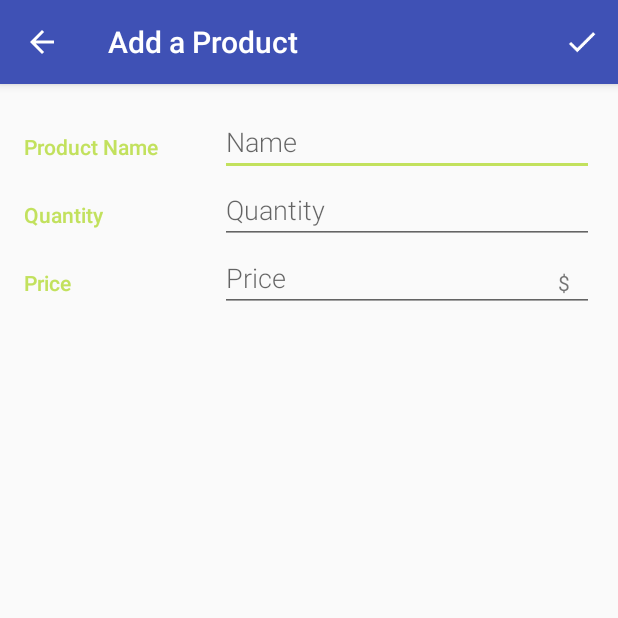
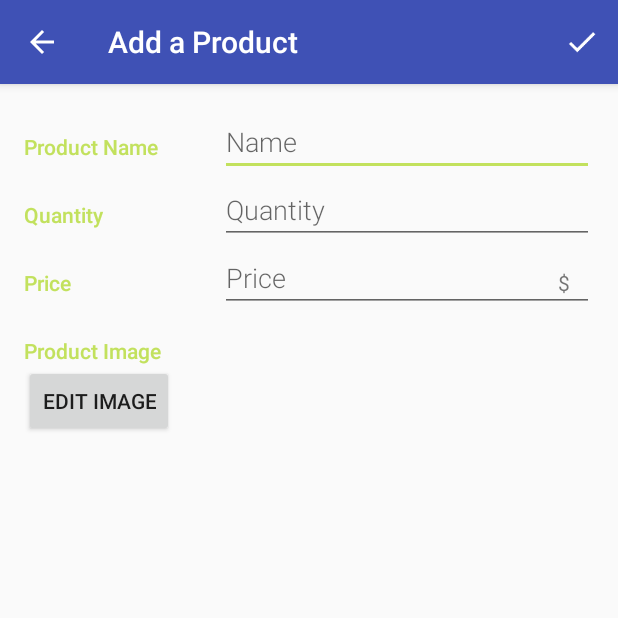
Before and after one commit to gorgant/StoreApp170411, an Android app: the WarehouseActivity screen opened directly, with no data from a screen before it, on a phone screen of 412 x 824 dp, the top half of it. Run offline under Robolectric (Android 15) with nearby library versions, the phone set to English and light mode, and no system bars.

Commit message:
Implement show image functionality in warehouse and added dummy image

```diff
--- a/app/src/main/java/com/gorgant/storeapp170411/ProductCursorAdapter.java
+++ b/app/src/main/java/com/gorgant/storeapp170411/ProductCursorAdapter.java
@@ -11,7 +11,6 @@ import android.view.View;
 import android.view.ViewGroup;
 import android.widget.Button;
 import android.widget.CursorAdapter;
-import android.widget.ListAdapter;
 import android.widget.TextView;
 
 import com.gorgant.storeapp170411.Data.StoreContract.ProductEntry;
@@ -110,7 +109,5 @@ public class ProductCursorAdapter extends CursorAdapter {
                 }
             }
         });
-
-
     }
 }
--- a/app/src/main/java/com/gorgant/storeapp170411/StoreFrontActivity.java
+++ b/app/src/main/java/com/gorgant/storeapp170411/StoreFrontActivity.java
@@ -7,8 +7,12 @@ import android.content.CursorLoader;
 import android.content.Intent;
 import android.content.Loader;
 import android.database.Cursor;
+import android.graphics.Bitmap;
+import android.graphics.BitmapFactory;
+import android.graphics.drawable.Drawable;
 import android.net.Uri;
 import android.support.design.widget.FloatingActionButton;
+import android.support.v4.content.ContextCompat;
 import android.support.v7.app.AppCompatActivity;
 import android.os.Bundle;
 import android.util.Log;
@@ -21,11 +25,11 @@ import android.widget.Toast;
 
 import com.gorgant.storeapp170411.Data.StoreContract.ProductEntry;
 
+import java.io.ByteArrayOutputStream;
+
 
 public class StoreFrontActivity extends AppCompatActivity implements
         LoaderManager.LoaderCallbacks<Cursor> {
-
-    //TODO: Add "sell" functionality to SELL button so that qty goes down
 
     /** Identifier for the product data loader */
     private static final int PRODUCT_LOADER = 0;
@@ -49,7 +53,6 @@ public class StoreFrontActivity extends AppCompatActivity implements
                 startActivity(intent);
             }
         });
-
 
         // Find the ListView which will be populated with the product data
         ListView productListView = (ListView) findViewById(R.id.list);
@@ -88,8 +91,6 @@ public class StoreFrontActivity extends AppCompatActivity implements
             }
         });
 
-
-
         // Kick off the loader
         getLoaderManager().initLoader(PRODUCT_LOADER, null, this);
     }
@@ -99,6 +100,12 @@ public class StoreFrontActivity extends AppCompatActivity implements
      * Helper method to insert hardcoded product data into the database. For debugging purposes only.
      */
     private void insertDummyProduct() {
+
+        //Create a dummy image
+        Bitmap dummyImageBm = BitmapFactory.decodeResource(getResources(),R.drawable.hammer_image);
+
+        byte[] imageByteArray = getBytesFromBitmap(dummyImageBm);
+
         // Create a ContentValues object where column names are the keys,
         // and Slinky's product attributes are the values.
         ContentValues values = new ContentValues();
@@ -106,7 +113,7 @@ public class StoreFrontActivity extends AppCompatActivity implements
         values.put(ProductEntry.COLUMN_PRODUCT_QUANTITY, 5);
         values.put(ProductEntry.COLUMN_PRODUCT_PRICE, 33.33);
         values.put(ProductEntry.COLUMN_PRODUCT_INSTOCK, 1);
-        values.put(ProductEntry.COLUMN_PRODUCT_IMAGE, new byte[] {});
+        values.put(ProductEntry.COLUMN_PRODUCT_IMAGE, imageByteArray);
 
         // Insert a new row for Slinky into the provider using the ContentResolver.
         // Use the {@link ProductEntry#CONTENT_URI} to indicate that we want to insert
@@ -114,6 +121,12 @@ public class StoreFrontActivity extends AppCompatActivity implements
         // Receive the new content URI that will allow us to access Slinky's data in the future.
         Uri newUri = getContentResolver().insert(ProductEntry.CONTENT_URI, values);
         Log.i(LOG_TAG,newUri.toString());
+    }
+
+    private byte[] getBytesFromBitmap(Bitmap bitmap) {
+        ByteArrayOutputStream stream = new ByteArrayOutputStream();
+        bitmap.compress(Bitmap.CompressFormat.PNG, 70, stream);
+        return stream.toByteArray();
     }
 
     private void deleteAllProducts() {
--- a/app/src/main/java/com/gorgant/storeapp170411/WarehouseActivity.java
+++ b/app/src/main/java/com/gorgant/storeapp170411/WarehouseActivity.java
@@ -8,6 +8,8 @@ import android.content.DialogInterface;
 import android.content.Intent;
 import android.content.Loader;
 import android.database.Cursor;
+import android.graphics.Bitmap;
+import android.graphics.BitmapFactory;
 import android.net.Uri;
 import android.os.Bundle;
 import android.support.v4.app.NavUtils;
@@ -17,7 +19,9 @@ import android.view.Menu;
 import android.view.MenuItem;
 import android.view.MotionEvent;
 import android.view.View;
+import android.widget.Button;
 import android.widget.EditText;
+import android.widget.ImageView;
 import android.widget.Toast;
 import com.gorgant.storeapp170411.Data.StoreContract.ProductEntry;
 
@@ -46,6 +50,10 @@ public class WarehouseActivity extends AppCompatActivity implements
 
     /** EditText field to enter the product's price */
     private EditText mPriceEditText;
+
+    private ImageView mProductImage;
+
+    private Button mEditImageButton;
 
     /** Boolean flag that keeps track of whether the product has been edited (true) or not (false) */
     private boolean mProductHasChanged = false;
@@ -95,6 +103,9 @@ public class WarehouseActivity extends AppCompatActivity implements
         mNameEditText = (EditText) findViewById(R.id.edit_product_name);
         mQuantityEditText = (EditText) findViewById(R.id.edit_product_quantity);
         mPriceEditText = (EditText) findViewById(R.id.edit_product_price);
+        mProductImage = (ImageView) findViewById(R.id.product_image);
+        mEditImageButton = (Button) findViewById(R.id.edit_image_button);
+
 
         // Setup OnTouchListeners on all the input fields, so we can determine if the user
         // has touched or modified them. This will let us know if there are unsaved changes
@@ -102,6 +113,7 @@ public class WarehouseActivity extends AppCompatActivity implements
         mNameEditText.setOnTouchListener(mTouchListener);
         mQuantityEditText.setOnTouchListener(mTouchListener);
         mPriceEditText.setOnTouchListener(mTouchListener);
+        mEditImageButton.setOnTouchListener(mTouchListener);
     }
 
     /**
@@ -410,13 +422,29 @@ public class WarehouseActivity extends AppCompatActivity implements
             String name = data.getString(nameColumnIndex);
             int quantity = data.getInt(quantityColumnIndex);
             double price = data.getDouble(priceColumnIndex);
-            byte[] image = data.getBlob(imageColumnIndex);
+            byte[] imageByteArray = data.getBlob(imageColumnIndex);
+
+            //convert byte array to image
+            Bitmap currentProductImageBitmap = convertByteArrayToImage(imageByteArray);
 
             // Update the views on the screen with the values from the database
             mNameEditText.setText(name);
             mQuantityEditText.setText(Integer.toString(quantity));
             mPriceEditText.setText(Double.toString(price));
+            mProductImage.setImageBitmap(currentProductImageBitmap);
         }
+    }
+
+    /**
+     * Helper method from this website http://stackoverflow.com/questions/9357668/how-to-store-image-in-sqlite-database
+     * that converts the byte array to a bitmap for rendering
+     * @param byteArray
+     * @return
+     */
+
+    private Bitmap convertByteArrayToImage(byte[] byteArray) {
+        Bitmap imageBitmap = BitmapFactory.decodeByteArray(byteArray,0,byteArray.length);
+        return imageBitmap;
     }
 
     /**
--- a/app/src/main/res/layout/activity_warehouse.xml
+++ b/app/src/main/res/layout/activity_warehouse.xml
@@ -29,7 +29,7 @@
                 android:text="@string/category_quantity"
                 style="@style/CategoryStyle" />
 
-            <!-- Quantity Label -->
+            <!-- Price Label -->
             <TextView
                 android:text="@string/category_price"
                 style="@style/CategoryStyle" />
@@ -79,6 +79,52 @@
 
 
         </LinearLayout>
+
+
+    </LinearLayout>
+
+    <!-- Image Section -->
+    <LinearLayout
+        android:layout_width="match_parent"
+        android:layout_height="wrap_content"
+        android:orientation="horizontal">
+
+        <!-- Label -->
+        <LinearLayout
+            android:layout_width="0dp"
+            android:layout_height="match_parent"
+            android:orientation="vertical"
+            android:layout_weight="1">
+
+            <!-- Image Label -->
+            <TextView
+                android:text="@string/category_image"
+                android:layout_weight="0"
+                style="@style/CategoryStyle" />
+
+            <!-- Edit Image Button -->
+            <Button
+                android:id="@+id/edit_image_button"
+                android:layout_width="wrap_content"
+                android:layout_height="wrap_content"
+                android:text="@string/edit_image"/>
+        </LinearLayout>
+
+        <!-- Image Section -->
+        <LinearLayout
+            android:layout_width="0dp"
+            android:layout_height="match_parent"
+            android:orientation="vertical"
+            android:layout_weight="2">
+
+            <!-- Image Frame -->
+            <ImageView
+                android:id="@+id/product_image"
+                android:layout_width="match_parent"
+                android:layout_height="wrap_content"
+                tools:src="@drawable/hammer_image"/>
+        </LinearLayout>
+
     </LinearLayout>
 
 
--- a/app/src/main/res/values/strings.xml
+++ b/app/src/main/res/values/strings.xml
@@ -36,6 +36,9 @@
 
     <!-- Label for price category of attributes in the warehouse [CHAR LIMIT=30] -->
     <string name="category_price">Price</string>
+
+    <!-- Label for image category of attributes in the warehouse [CHAR LIMIT=30] -->
+    <string name="category_image">Product Image</string>
 
     <!-- Text hint for name field in the editor [CHAR LIMIT=30] -->
     <string name="hint_product_name">Name</string>
@@ -85,5 +88,8 @@
     <!-- Dialog button text for the option to cancel deletion of the current product [CHAR LIMIT=20] -->
     <string name="cancel">Cancel</string>
 
+    <!-- Text for the edit image button in the list item -->
+    <string name="edit_image">Edit Image</string>
+
 
 </resources>
```
